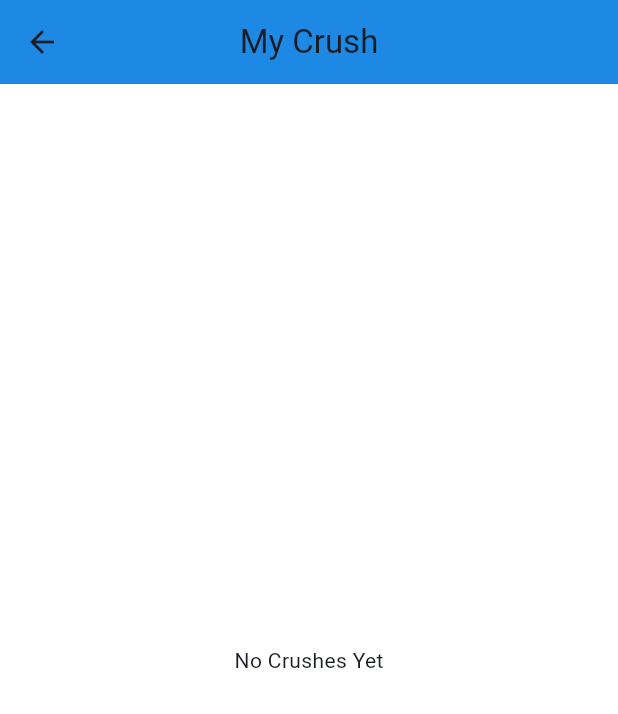
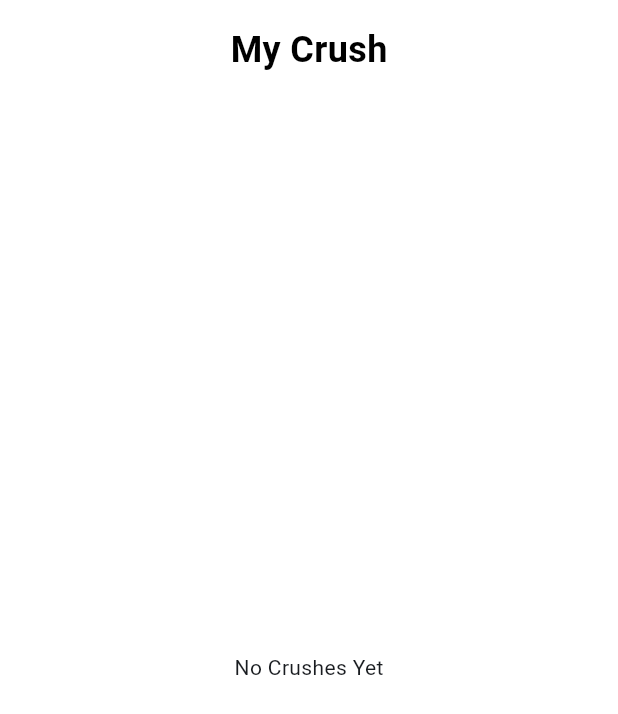
Before and after one commit to rsstst/Love-Ring-Project-MDP-ASIA, a Flutter app: the CrushScreen screen opened by its route, on a phone screen of 412 x 824 dp. Shown: the top 714 px of the screen. Run offline on Flutter 3.47's test engine with Material 3 defaults, Android fonts, the phone set to English and light mode, and no system bars; our stand-ins replace shared_preferences; accounts and stored records are empty.

Commit message:
hapus appbar crush

```diff
--- a/lib/screens/crush_screen.dart
+++ b/lib/screens/crush_screen.dart
@@ -41,7 +41,8 @@ class _CrushScreenState extends State<CrushScreen> {
 
   Future<void> saveCrushList() async {
     final prefs = await SharedPreferences.getInstance();
-    List<String> encodedList = crushList.map((item) => jsonEncode(item)).toList();
+    List<String> encodedList =
+        crushList.map((item) => jsonEncode(item)).toList();
     await prefs.setStringList('crushList', encodedList);
   }
 
@@ -51,7 +52,8 @@ class _CrushScreenState extends State<CrushScreen> {
     });
 
     final prefs = await SharedPreferences.getInstance();
-    List<String> updatedList = crushList.map((item) => jsonEncode(item)).toList();
+    List<String> updatedList =
+        crushList.map((item) => jsonEncode(item)).toList();
     await prefs.setStringList('crushList', updatedList);
 
     ScaffoldMessenger.of(context).showSnackBar(
@@ -63,34 +65,46 @@ class _CrushScreenState extends State<CrushScreen> {
   Widget build(BuildContext context) {
     return Scaffold(
       backgroundColor: Colors.white,
-      appBar: AppBar(
-        title: const Text("My Crush"),
-        backgroundColor: Colors.blue.shade600,
-        centerTitle: true,
-        elevation: 0,
+      body: SafeArea(
+        child: Column(
+          children: [
+            const Padding(
+              padding: EdgeInsets.all(16.0),
+              child: Center(
+                child: Text(
+                  "My Crush",
+                  style: TextStyle(
+                    fontWeight: FontWeight.bold,
+                    fontSize: 24,
+                    color: Colors.black,
                   ),
-      body: crushList.isEmpty
+                ),
+              ),
+            ),
+            Expanded(
+              child: crushList.isEmpty
                   ? const Center(
                       child: Text("No Crushes Yet"),
                     )
-          : SingleChildScrollView(
-              child: Padding(
-                padding: const EdgeInsets.all(16.0),
+                  : Padding(
+                      padding: const EdgeInsets.symmetric(horizontal: 16),
                       child: GridView.builder(
-                  gridDelegate: const SliverGridDelegateWithFixedCrossAxisCount(
+                        gridDelegate:
+                            const SliverGridDelegateWithFixedCrossAxisCount(
                           crossAxisCount: 2,
                           crossAxisSpacing: 16,
                           mainAxisSpacing: 16,
                           childAspectRatio: 0.65,
                         ),
                         itemCount: crushList.length,
-                  shrinkWrap: true,
-                  physics: const ClampingScrollPhysics(),
                         itemBuilder: (context, index) {
                           final crush = crushList[index];
                           return buildCrushCard(crush);
                         },
                       ),
+                    ),
+            ),
+          ],
         ),
       ),
     );
```
Lines whose indentation alone changed are shown as unchanged.
